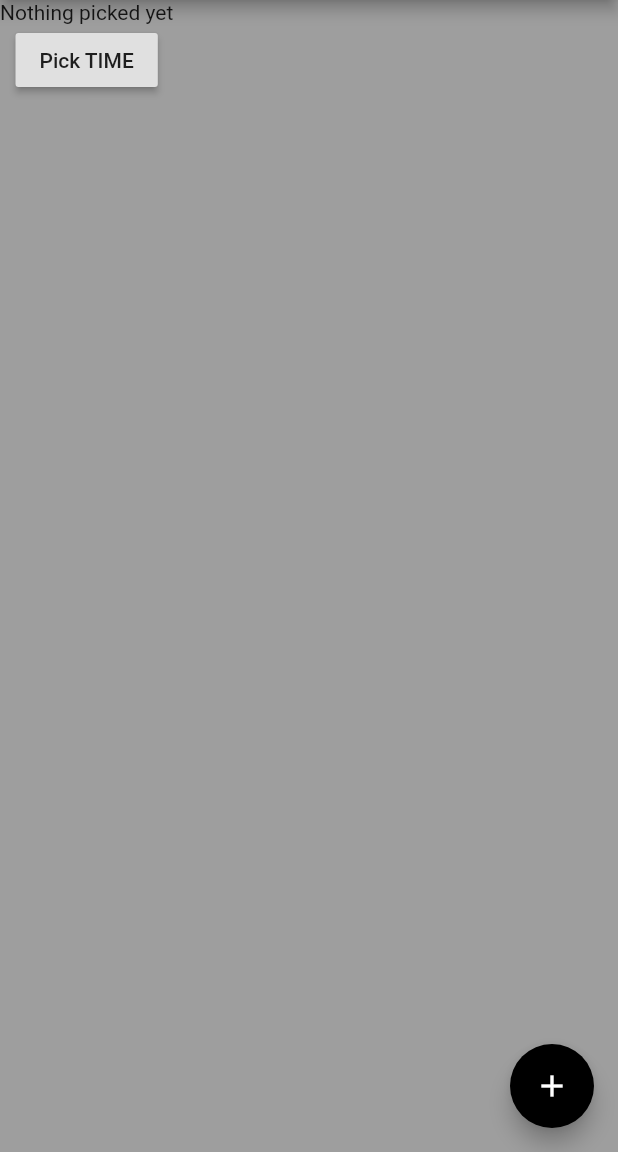
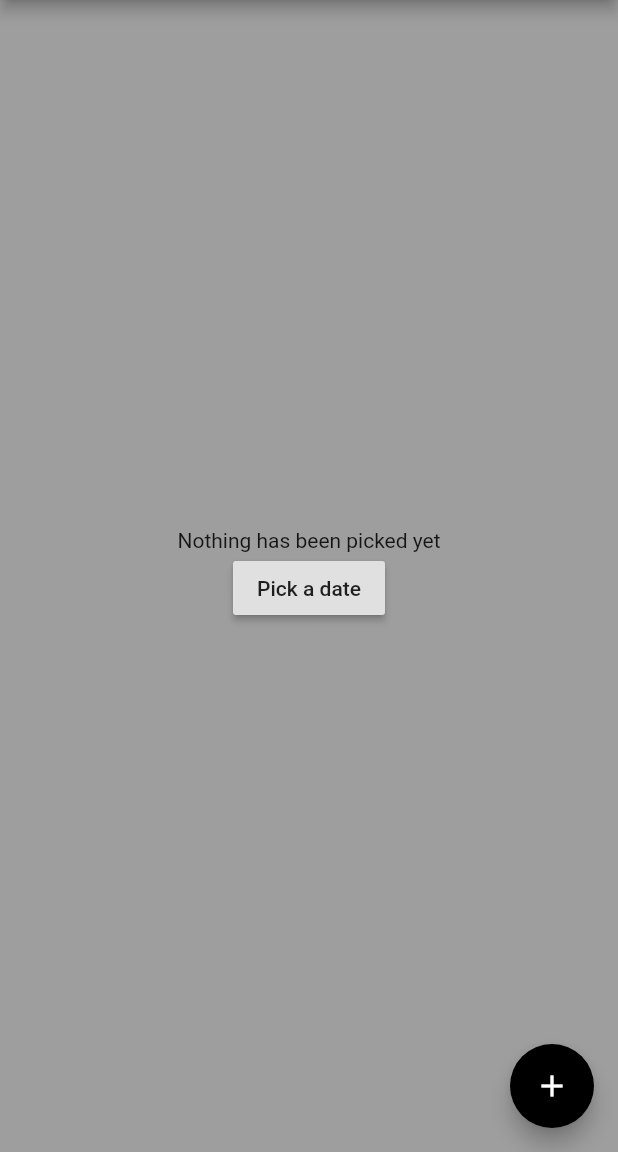
Before and after one commit to HichemChekir/ATHLETTO, a Flutter app: the screen it shows after launch, on a phone screen of 412 x 824 dp, the part 84-1236 px from its top. Run offline on Flutter 3.47's test engine with Material 2 defaults, Android fonts, the phone set to English and light mode, and no system bars; our stand-ins replace carousel_slider.

Commit message:
Added date picker

```diff
--- a/lib/record_workout.dart
+++ b/lib/record_workout.dart
@@ -1,4 +1,5 @@
 import 'package:flutter/material.dart';
+import 'package:intl/intl.dart';
 
 class record_workout extends StatefulWidget {
   const record_workout({Key key}) : super(key: key);
@@ -7,9 +8,10 @@ class record_workout extends StatefulWidget {
   _record_workoutState createState() => _record_workoutState();
 }
 
+DateTime _dateTime;
+DateFormat formatter = DateFormat('dd-MM-yyyy');
+
 class _record_workoutState extends State<record_workout> {
-  DateTime _dateTime;
-
   @override
   Widget build(BuildContext context) {
     return Scaffold(
@@ -31,25 +33,36 @@ class _record_workoutState extends State<record_workout> {
         child: Icon(Icons.add),
         onPressed: () {},
       ),
-        body: Column(
-          children: [
+      body: Center(
+        child: Column(
+          mainAxisAlignment: MainAxisAlignment.center,
+          children: <Widget>[
             Text(_dateTime == null
-                ? 'Nothing picked yet'
-                : _dateTime.toString()),
+                ? 'Nothing has been picked yet'
+                : formatter.format(_dateTime)),
             RaisedButton(
+              child: Text('Pick a date'),
               onPressed: () {
                 showDatePicker(
                         context: context,
-                        initialDate: DateTime.now(),
-                        firstDate: DateTime(2001),
+                        initialDate:
+                            _dateTime == null ? DateTime.now() : _dateTime,
+                        firstDate: DateTime(1999),
                         lastDate: DateTime(2222))
-                    .then((date) {
+                    .then(
+                  (date) {
+                    setState(
+                      () {
                         _dateTime = date;
-                });
                       },
-              child: Text('Pick TIME'),
+                    );
+                  },
+                );
+              },
             )
           ],
-        ));
+        ),
+      ),
+    );
   }
 }
```
Lines whose indentation alone changed are shown as unchanged.
